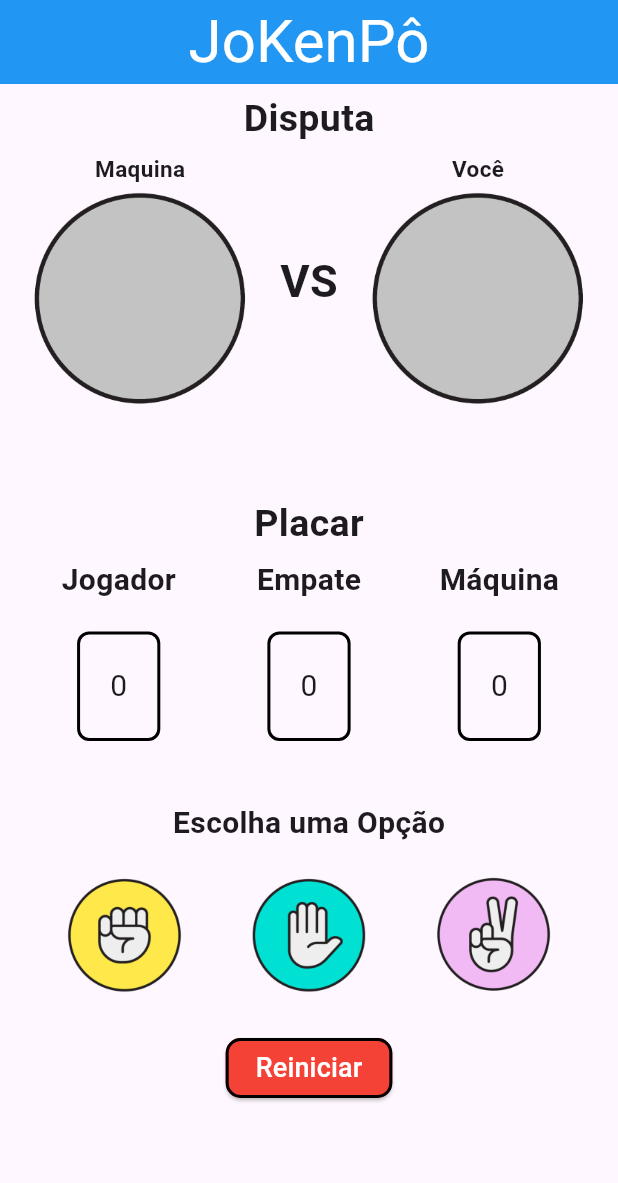
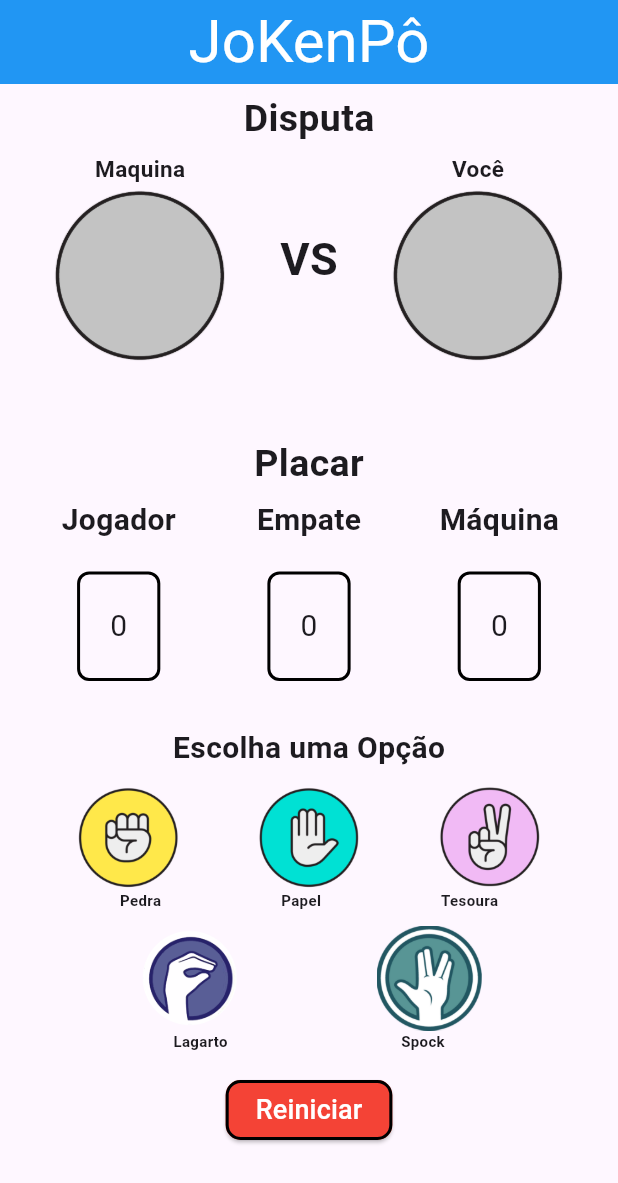
Before and after one commit to LucasHenrique-p/Aplicativo02_jokenpo, a Flutter app: the screen it shows after launch, on a phone screen of 412 x 824 dp. Shown: the top 1183 px of the screen. Run offline on Flutter 3.47's test engine with Material 3 defaults, Android fonts, the phone set to English and light mode, and no system bars.

Commit message:
Projeto_atualizado

```diff
--- a/lib/pages/home.dart
+++ b/lib/pages/home.dart
@@ -9,7 +9,7 @@ class HomePage extends StatefulWidget {
 }
 
 class HomePageState extends State<HomePage> {
-  List<String> options = ["pedra", "papel", "tesoura"];
+  List<String> options = ["pedra", "papel", "tesoura", "lagarto", "spock"];
   String _message = "";
   String _imagepath = "images/indefinido.png";
   String _imagepathuser = "images/indefinido.png";
@@ -41,9 +41,16 @@ class HomePageState extends State<HomePage> {
     if (choice == randmChoice) {
       _message = "Empatou!";
       _empate++;
-    } else if ((choice == "pedra" && randmChoice == "tesoura") ||
-        (choice == "papel" && randmChoice == "pedra") ||
-        (choice == "tesoura" && randmChoice == "papel")) {
+    } else if ((choice == "pedra" &&
+            (randmChoice == "tesoura" || randmChoice == "lagarto")) ||
+        (choice == "papel" &&
+            (randmChoice == "pedra" || randmChoice == "spock")) ||
+        (choice == "tesoura" &&
+            (randmChoice == "papel" || randmChoice == "lagarto")) ||
+        (choice == "lagarto" &&
+            (randmChoice == "papel" || randmChoice == "spock")) ||
+        (choice == "spock" &&
+            (randmChoice == "tesoura" || randmChoice == "pedra"))) {
       _message = "Você Venceu!!";
       _jogador++;
     } else {
@@ -81,7 +88,7 @@ class HomePageState extends State<HomePage> {
                     "Maquina",
                     style: TextStyle(fontSize: 15, fontWeight: FontWeight.bold),
                   ),
-                  Image.asset(_imagepath, height: 150),
+                  Image.asset(_imagepath, height: 120),
                 ],
               ),
               Text(
@@ -94,12 +101,12 @@ class HomePageState extends State<HomePage> {
                     "Você",
                     style: TextStyle(fontSize: 15, fontWeight: FontWeight.bold),
                   ),
-                  Image.asset(_imagepathuser, height: 150),
+                  Image.asset(_imagepathuser, height: 120),
                 ],
               ),
             ],
           ),
-          SizedBox(height: 5),
+          //SizedBox(height: 5),
           Text(
             _message,
             style: TextStyle(
@@ -108,7 +115,7 @@ class HomePageState extends State<HomePage> {
               color: const Color.fromARGB(255, 243, 65, 33),
             ),
           ),
-          SizedBox(height: 10),
+          SizedBox(height: 5),
           Text(
             "Placar",
             style: TextStyle(fontSize: 25, fontWeight: FontWeight.bold),
@@ -170,31 +177,75 @@ class HomePageState extends State<HomePage> {
               ),
             ],
           ),
-          SizedBox(height: 20),
+          SizedBox(height: 10),
           Text(
             "Escolha uma Opção",
             style: TextStyle(fontSize: 20, fontWeight: FontWeight.bold),
           ),
-          SizedBox(height: 20),
+          SizedBox(height: 10),
           Row(
             crossAxisAlignment: CrossAxisAlignment.center,
             mainAxisAlignment: MainAxisAlignment.spaceEvenly,
             children: [
               GestureDetector(
                 onTap: () => _play("pedra"),
-                child: Image.asset("images/pedra.png", height: 80),
+                child: Image.asset("images/pedra.png", height: 70),
               ),
               GestureDetector(
                 onTap: () => _play("papel"),
-                child: Image.asset("images/papel.png", height: 80),
+                child: Image.asset("images/papel.png", height: 70),
               ),
               GestureDetector(
                 onTap: () => _play("tesoura"),
-                child: Image.asset("images/tesoura.png", height: 80),
+                child: Image.asset("images/tesoura.png", height: 70),
               ),
             ],
           ),
-          SizedBox(height: 25),
+          Row(
+            mainAxisAlignment: MainAxisAlignment.spaceEvenly,
+            children: [
+              Text(
+                "Pedra",
+                style: TextStyle(fontSize: 10, fontWeight: FontWeight.bold),
+              ),
+              Text(
+                "Papel",
+                style: TextStyle(fontSize: 10, fontWeight: FontWeight.bold),
+              ),
+              Text(
+                "Tesoura",
+                style: TextStyle(fontSize: 10, fontWeight: FontWeight.bold),
+              ),
+            ],
+          ),
+          SizedBox(height: 10),
+          Row(
+            mainAxisAlignment: MainAxisAlignment.spaceEvenly,
+            children: [
+              GestureDetector(
+                onTap: () => _play("lagarto"),
+                child: Image.asset("images/lagarto.png", height: 70),
+              ),
+              GestureDetector(
+                onTap: () => _play("spock"),
+                child: Image.asset("images/spock.png", height: 70),
+              ),
+            ],
+          ),
+          Row(
+            mainAxisAlignment: MainAxisAlignment.spaceEvenly,
+            children: [
+              Text(
+                "Lagarto",
+                style: TextStyle(fontSize: 10, fontWeight: FontWeight.bold),
+              ),
+              Text(
+                "Spock",
+                style: TextStyle(fontSize: 10, fontWeight: FontWeight.bold),
+              ),
+            ],
+          ),
+          SizedBox(height: 15),
           ElevatedButton(
             onPressed: _resetarJogo,
             style: ElevatedButton.styleFrom(
--- a/pubspec.yaml
+++ b/pubspec.yaml
@@ -63,6 +63,8 @@ flutter:
     - images/papel.png
     - images/pedra.png
     - images/tesoura.png
+    - images/lagarto.png
+    - images/spock.png
 
   # An image asset can refer to one or more resolution-specific "variants", see
   # https://flutter.dev/to/resolution-aware-images
```
Also changed, not shown: images/lagarto.png (added), images/spock.png (added).
